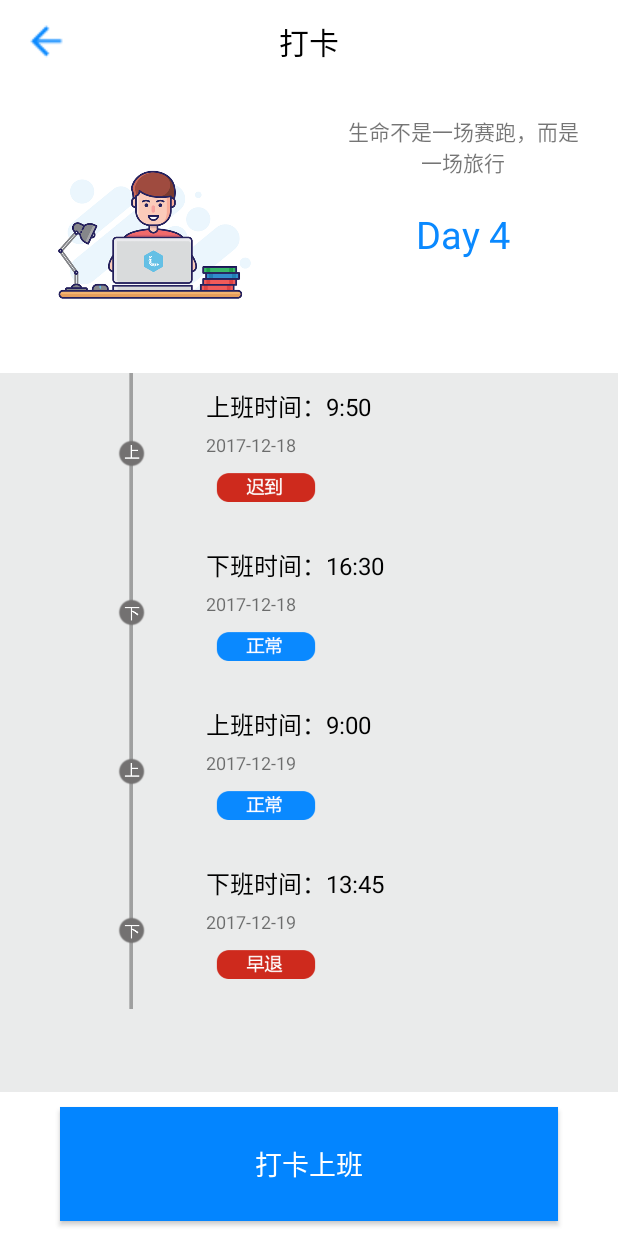
After one commit to gulico/watertest, an Android app: the PunchClockActivity screen opened directly, with no data from a screen before it, on a phone screen of 412 x 824 dp. The commit adds this screen. Run offline under Robolectric (Android 15) with nearby library versions, the phone set to English and light mode, and no system bars; libraries missing offline, so code that uses them is left out: org.litepal, org.litepal.crud; 2 statements that could not run were skipped.

Commit message:
客户端打卡

```diff
--- a/app/src/main/AndroidManifest.xml
+++ b/app/src/main/AndroidManifest.xml
@@ -56,7 +56,8 @@
         </activity>
         <activity android:name=".View.NewsActivity" />
         <activity android:name=".View.NewsDisplayActivity" />
-        <activity android:name=".View.AboutUsActivity"></activity>
+        <activity android:name=".View.AboutUsActivity" />
+        <activity android:name=".View.PunchClockActivity"></activity>
     </application>
 
 </manifest>
--- a/app/src/main/assets/litepal.xml
+++ b/app/src/main/assets/litepal.xml
@@ -1,8 +1,9 @@
 <?xml version="1.0" encoding="utf-8"?>
 <litepal>
     <dbname value="WaterQualityDataBean"></dbname>
-    <version value="3" ></version>
+    <version value="4"></version>
     <list>
-          <mapping class="com.example.wxy.watertest10.Bean.WaterQualityDataBean"> </mapping>
+        <mapping class="com.example.wxy.watertest10.Bean.WaterQualityDataBean"></mapping>
+        <mapping class="com.example.wxy.watertest10.Bean.PunchClockBean"></mapping>
     </list>
 </litepal>
--- /dev/null
+++ b/app/src/main/java/com/example/wxy/watertest10/Bean/PunchClockSimpleBean.java
@@ -0,0 +1,53 @@
+package com.example.wxy.watertest10.Bean;
+
+/**
+ * Created by WXY on 2017/12/20.
+ * 储存单个打卡信息用于recyclerview暂时储存
+ */
+
+public class PunchClockSimpleBean {
+    String Time = null;//时间
+    String TimeType = null;//上班或者下班
+    String WorkType = null;//迟到、早退或者正常
+    String Data = null;//日期
+
+    public PunchClockSimpleBean(String time, String timeType, String workType, String data) {
+        Time = time;
+        TimeType = timeType;
+        WorkType = workType;
+        Data = data;
+    }
+
+    public String getTime() {
+        return Time;
+    }
+
+    public String getTimeType() {
+        return TimeType;
+    }
+
+    public String getWorkType() {
+        return WorkType;
+    }
+
+    public String getData() {
+        return Data;
+    }
+
+    public void setTime(String time) {
+
+        Time = time;
+    }
+
+    public void setTimeType(String timeType) {
+        TimeType = timeType;
+    }
+
+    public void setWorkType(String workType) {
+        WorkType = workType;
+    }
+
+    public void setData(String data) {
+        Data = data;
+    }
+}
--- a/app/src/main/java/com/example/wxy/watertest10/View/MainActivity.java
+++ b/app/src/main/java/com/example/wxy/watertest10/View/MainActivity.java
@@ -87,6 +87,10 @@ public class MainActivity extends BaseActivity implements View.OnClickListener {
                     case R.id.sign_in://签到
                         Intent intent2 = new Intent(MainActivity.this,SignActivity.class);
                         startActivity(intent2);
+                        break;
+                    case R.id.timecard://打卡
+                        Intent intent4 = new Intent(MainActivity.this,PunchClockActivity.class);
+                        startActivity(intent4);
                         break;
                     case R.id.settings://设置
                         Intent intent1 = new Intent(MainActivity.this,SettingActivity.class);
--- /dev/null
+++ b/app/src/main/java/com/example/wxy/watertest10/View/PunchClockActivity.java
@@ -0,0 +1,173 @@
+package com.example.wxy.watertest10.View;
+
+import android.support.v7.app.AppCompatActivity;
+import android.os.Bundle;
+import android.support.v7.widget.LinearLayoutManager;
+import android.support.v7.widget.RecyclerView;
+import android.view.View;
+import android.widget.Button;
+import android.widget.ImageView;
+import android.widget.LinearLayout;
+
+import com.example.wxy.watertest10.Bean.BaseActivity;
+import com.example.wxy.watertest10.Bean.PunchClockBean;
+import com.example.wxy.watertest10.Bean.PunchClockSimpleBean;
+import com.example.wxy.watertest10.R;
+import com.example.wxy.watertest10.presenter.PunchClockAdapter;
+
+import org.litepal.LitePal;
+import org.litepal.crud.DataSupport;
+
+import android.text.format.Time;
+
+import java.text.SimpleDateFormat;
+import java.util.ArrayList;
+import java.util.List;
+
+public class PunchClockActivity extends BaseActivity implements View.OnClickListener {
+
+    private List<PunchClockSimpleBean> mPunchClockSilmpeList = new ArrayList<>();
+    ImageView back;
+    Button punch_btn;
+    int PUNCH_TYPE = 0;//0未上班打卡，1未下班打卡 ，2以下班
+    String today;
+    RecyclerView recyclerView;
+
+    @Override
+    protected void onCreate(Bundle savedInstanceState) {
+        super.onCreate(savedInstanceState);
+        setContentView(R.layout.activity_punch_clock);
+        initView();
+        initDate();
+        recyclerView = (RecyclerView) findViewById(R.id.recyclervView);
+        LinearLayoutManager layoutManager = new LinearLayoutManager(this);
+        recyclerView.setLayoutManager(layoutManager);
+        PunchClockAdapter adapter = new PunchClockAdapter(mPunchClockSilmpeList);
+        recyclerView.setAdapter(adapter);
+    }
+
+    public void initView() {//初始化布局
+        back = (ImageView) this.findViewById(R.id.back);
+        back.setOnClickListener(this);
+        punch_btn = (Button) this.findViewById(R.id.punch_btn);
+        punch_btn.setOnClickListener(this);
+        SimpleDateFormat sDateFormat = new SimpleDateFormat("yyyy-MM-dd");//获取今天的日期
+        today = sDateFormat.format(new java.util.Date());
+        List<PunchClockBean> punchClockBeens = DataSupport.where("Data = ?", today).find(PunchClockBean.class);
+        if (!punchClockBeens.isEmpty()) {//今天已经有打卡了
+            if (punchClockBeens.get(0).getGetOffTime() == null) {//还没有打卡下班
+                punch_btn.setText("打卡下班");
+                PUNCH_TYPE = 1;
+            } else {//已经打卡下班
+                PUNCH_TYPE = 2;
+                punch_btn.setText("辛苦了，好好休息");
+                punch_btn.setClickable(false);//禁用按钮
+            }
+        }
+    }
+
+    public void initDate() {
+        mPunchClockSilmpeList.clear();
+        PunchClockSimpleBean a1 = new PunchClockSimpleBean("9:50", "上班", "迟到", "2017-12-18");
+        mPunchClockSilmpeList.add(a1);
+        PunchClockSimpleBean b1 = new PunchClockSimpleBean("16:30", "下班", "正常", "2017-12-18");
+        mPunchClockSilmpeList.add(b1);
+        PunchClockSimpleBean a = new PunchClockSimpleBean("9:00", "上班", "正常", "2017-12-19");
+        mPunchClockSilmpeList.add(a);
+        PunchClockSimpleBean b = new PunchClockSimpleBean("13:45", "下班", "早退", "2017-12-19");
+        mPunchClockSilmpeList.add(b);
+        List<PunchClockBean> punchClockBeanList = DataSupport.findAll(PunchClockBean.class);
+        for(PunchClockBean punchClockBean:punchClockBeanList){
+            PunchClockSimpleBean x1 = new PunchClockSimpleBean(punchClockBean.getToWorkTime(), "上班", punchClockBean.getToWorkType(),punchClockBean.getData());
+            mPunchClockSilmpeList.add(x1);
+            if(punchClockBean.getGetOffTime()==null)
+                continue;
+            PunchClockSimpleBean x2 = new PunchClockSimpleBean(punchClockBean.getGetOffTime(), "下班", punchClockBean.getGetOffType(),punchClockBean.getData());
+            mPunchClockSilmpeList.add(x2);
+        }
+    }
+
+    @Override
+    public void onClick(View v) {
+        switch (v.getId()) {
+            case R.id.back:
+                finish();
+                break;
+            case R.id.punch_btn:
+                ClickPunchButton();
+                break;
+            default:
+        }
+    }
+
+    public void ClickPunchButton() {
+        switch (PUNCH_TYPE) {
+            case 0:
+                PUNCH_TYPE = 1;//点击之后已上班，未下班
+                PunchClockBean punchClockBean = new PunchClockBean();
+                punchClockBean.setData(today);
+                Time time = new Time();
+                time.setToNow();
+                int hour = time.hour;
+                int minute = time.minute;
+                String hourstr = null;
+                String minutestr = null;
+                if (hour > 9) {
+                    hourstr = hour + "";
+                } else {
+                    hourstr = "0" + hour;
+                }
+                if (minute > 9) {
+                    minutestr = hour + "";
+                } else {
+                    minutestr = "0" + hour;
+                }
+                punchClockBean.setToWorkTime(hourstr + ":" + minutestr);
+                if (hour > 9) {
+                    punchClockBean.setToWorkType("迟到");
+                } else {
+                    punchClockBean.setToWorkType("正常");
+                }
+                punchClockBean.setUsername("wangzi");
+                punchClockBean.save();
+                punch_btn.setText("打卡下班");
+                initDate();
+                PunchClockAdapter adapter = new PunchClockAdapter(mPunchClockSilmpeList);
+                recyclerView.setAdapter(adapter);
+                break;
+            case 1:
+                PUNCH_TYPE = 2;//已下班
+                punch_btn.setText("辛苦了，好好休息");
+                punch_btn.setClickable(false);//禁用按钮
+                PunchClockBean punchClockBean2 = new PunchClockBean();
+                Time time2 = new Time();
+                time2.setToNow();
+                int hour2 = time2.hour;
+                int minute2 = time2.minute;
+                String hourstr2 = null;
+                String minutestr2 = null;
+                if (hour2 > 9) {
+                    hourstr2 = hour2 + "";
+                } else {
+                    hourstr2 = "0" + hour2;
+                }
+                if (minute2 > 9) {
+                    minutestr2 = hour2 + "";
+                } else {
+                    minutestr2 = "0" + hour2;
+                }
+                punchClockBean2.setGetOffTime(hourstr2 + ":" + minutestr2);
+                if (hour2 > 17 && minute2 > 30) {
+                    punchClockBean2.setGetOffType("正常");
+                } else {
+                    punchClockBean2.setGetOffType("早退");
+                }
+                punchClockBean2.updateAll("Data = ? and username = ?",today,"wangzi");
+                initDate();
+                PunchClockAdapter adapter2 = new PunchClockAdapter(mPunchClockSilmpeList);
+                recyclerView.setAdapter(adapter2);
+                break;
+            default:
+        }
+    }
+}
--- /dev/null
+++ b/app/src/main/java/com/example/wxy/watertest10/presenter/PunchClockAdapter.java
@@ -0,0 +1,73 @@
+package com.example.wxy.watertest10.presenter;
+
+import android.support.v7.widget.RecyclerView;
+import android.view.LayoutInflater;
+import android.view.View;
+import android.view.ViewGroup;
+import android.widget.ImageView;
+import android.widget.TextView;
+
+import com.example.wxy.watertest10.Bean.PunchClockSimpleBean;
+import com.example.wxy.watertest10.R;
+
+import java.util.List;
+
+/**
+ * Created by WXY on 2017/12/20.
+ */
+
+public class PunchClockAdapter extends RecyclerView.Adapter<PunchClockAdapter.ViewHolder> {
+    private List<PunchClockSimpleBean> mPunchClockSilmpeList;
+
+    public class ViewHolder extends RecyclerView.ViewHolder {
+        ImageView TimeType_icon;//上班或者下班的图片
+        TextView Time;//时间
+        TextView Data;//日期
+        ImageView WorkType;//正常、迟到、早退
+
+        public ViewHolder(View itemView) {
+            super(itemView);
+            TimeType_icon = (ImageView) itemView.findViewById(R.id.TimeType_icon);
+            Time = (TextView) itemView.findViewById(R.id.Time);
+            Data = (TextView) itemView.findViewById(R.id.Data);
+            WorkType = (ImageView) itemView.findViewById(R.id.WorkType);
+        }
+    }
+
+    public PunchClockAdapter(List<PunchClockSimpleBean> PunchClockSilmpeList) {
+        mPunchClockSilmpeList = PunchClockSilmpeList;
+    }
+
+    @Override
+    public PunchClockAdapter.ViewHolder onCreateViewHolder(ViewGroup parent, int viewType) {
+        View view = LayoutInflater.from(parent.getContext()).inflate(R.layout.punchclock_middle_item, parent, false);
+        ViewHolder holder = new ViewHolder(view);
+        return holder;
+    }
+
+    @Override
+    public void onBindViewHolder(PunchClockAdapter.ViewHolder holder, int position) {
+        PunchClockSimpleBean punchClockSimpleBean = mPunchClockSilmpeList.get(position);
+        if (punchClockSimpleBean.getTimeType().equals("上班")) {
+            holder.TimeType_icon.setImageResource(R.drawable.towork_icon);
+            holder.Time.setText("上班时间：" + punchClockSimpleBean.getTime());
+        } else if (punchClockSimpleBean.getTimeType().equals("下班")) {
+            holder.TimeType_icon.setImageResource(R.drawable.getoff_icon);
+            holder.Time.setText("下班时间：" + punchClockSimpleBean.getTime());
+        }
+        holder.Data.setText(punchClockSimpleBean.getData());
+        if (punchClockSimpleBean.getWorkType().equals("正常")) {
+            holder.WorkType.setImageResource(R.drawable.type_noamal);
+        } else if (punchClockSimpleBean.getWorkType().equals("迟到")) {
+            holder.WorkType.setImageResource(R.drawable.type_late);
+        } else if (punchClockSimpleBean.getWorkType().equals("早退")) {
+            holder.WorkType.setImageResource(R.drawable.type_early);
+        }
+
+    }
+
+    @Override
+    public int getItemCount() {
+        return mPunchClockSilmpeList.size();
+    }
+}
--- /dev/null
+++ b/app/src/main/res/layout/activity_punch_clock.xml
@@ -0,0 +1,99 @@
+<?xml version="1.0" encoding="utf-8"?>
+<LinearLayout xmlns:android="http://schemas.android.com/apk/res/android"
+    xmlns:app="http://schemas.android.com/apk/res-auto"
+    xmlns:tools="http://schemas.android.com/tools"
+    android:layout_width="match_parent"
+    android:layout_height="match_parent"
+    android:orientation="vertical"
+    tools:context="com.example.wxy.watertest10.View.PunchClockActivity">
+
+    <android.support.v7.widget.Toolbar
+        android:layout_width="match_parent"
+        android:layout_height="?attr/actionBarSize"
+        android:background="@color/colorPrimary">
+
+        <TextView
+            android:layout_width="wrap_content"
+            android:layout_height="wrap_content"
+            android:layout_gravity="center"
+            android:text="打卡"
+            android:textColor="@color/colorTextTitle"
+            android:textSize="20sp" />
+
+        <ImageView
+            android:id="@+id/back"
+            android:layout_width="30sp"
+            android:layout_height="30sp"
+            android:layout_weight="0.02"
+            android:src="@mipmap/arrow_back"
+            android:tint="@color/colorTexthighLight" />
+    </android.support.v7.widget.Toolbar>
+
+    <TextView
+        android:layout_width="match_parent"
+        android:layout_height="1sp"
+        android:background="@color/colorPrimaryDark" />
+
+    <LinearLayout
+        android:layout_width="match_parent"
+        android:layout_height="0dp"
+        android:layout_weight="2"
+        android:background="@color/colorPrimary"
+        android:orientation="horizontal">
+
+        <ImageView
+            android:layout_width="0dp"
+            android:layout_height="match_parent"
+            android:layout_gravity="left"
+            android:layout_weight="1"
+            android:src="@drawable/punchclock_head" />
+
+        <LinearLayout
+            android:layout_width="0dp"
+            android:layout_height="match_parent"
+            android:layout_weight="1"
+            android:orientation="vertical">
+
+            <TextView
+                android:layout_width="wrap_content"
+                android:layout_height="wrap_content"
+                android:layout_margin="20dp"
+                android:gravity="center"
+                android:text="生命不是一场赛跑，而是一场旅行" />
+
+            <TextView
+                android:layout_width="wrap_content"
+                android:layout_height="wrap_content"
+                android:layout_gravity="center"
+                android:text="Day 4"
+                android:textColor="@color/colorTexthighLight"
+                android:textSize="25sp" />
+        </LinearLayout>
+    </LinearLayout>
+
+    <android.support.v7.widget.RecyclerView
+        android:id="@+id/recyclervView"
+        android:layout_width="match_parent"
+        android:layout_height="0dp"
+        android:layout_weight="5" />
+
+    <LinearLayout
+        android:layout_width="match_parent"
+        android:layout_height="0dp"
+        android:layout_weight="1"
+        android:background="@color/colorPrimaryDark">
+
+        <Button
+            android:id="@+id/punch_btn"
+            android:layout_width="match_parent"
+            android:layout_height="match_parent"
+            android:layout_marginBottom="10dp"
+            android:layout_marginLeft="40dp"
+            android:layout_marginRight="40dp"
+            android:layout_marginTop="10dp"
+            android:background="@color/colorButtonHit"
+            android:text="打卡上班"
+            android:textColor="@color/colorTextWhite"
+            android:textSize="18sp" />
+    </LinearLayout>
+</LinearLayout>
--- /dev/null
+++ b/app/src/main/res/layout/punchclock_middle_item.xml
@@ -0,0 +1,47 @@
+<?xml version="1.0" encoding="utf-8"?>
+<LinearLayout xmlns:android="http://schemas.android.com/apk/res/android"
+    android:layout_width="match_parent"
+    android:layout_height="wrap_content"
+    android:orientation="horizontal">
+
+    <LinearLayout
+        android:layout_width="0dp"
+        android:layout_height="match_parent"
+        android:layout_weight="1"
+        android:orientation="vertical">
+        <ImageView
+            android:id="@+id/TimeType_icon"
+            android:layout_width="wrap_content"
+            android:layout_height="wrap_content"
+            android:src="@drawable/towork_icon"
+            android:layout_gravity="right"/>
+    </LinearLayout>
+
+    <LinearLayout
+        android:layout_width="0dp"
+        android:layout_height="wrap_content"
+        android:layout_weight="2"
+        android:orientation="vertical"
+        android:paddingTop="10dp"
+        android:paddingBottom="10dp">
+        <TextView
+            android:id="@+id/Time"
+            android:layout_width="wrap_content"
+            android:layout_height="wrap_content"
+            android:textSize="16sp"
+            android:textColor="@color/black"
+            android:text="上班时间：09:00"/>
+        <TextView
+            android:id="@+id/Data"
+            android:layout_width="wrap_content"
+            android:layout_height="wrap_content"
+            android:textSize="12sp"
+            android:layout_marginTop="5dp"
+            android:text="2017-12-21"/>
+        <ImageView
+            android:id="@+id/WorkType"
+            android:layout_width="80dp"
+            android:layout_height="40dp"
+            android:src="@drawable/type_noamal"/>
+    </LinearLayout>
+</LinearLayout>
--- a/app/src/main/res/menu/nav_menu.xml
+++ b/app/src/main/res/menu/nav_menu.xml
@@ -5,6 +5,11 @@
             android:id="@+id/sign_in"
             android:icon="@mipmap/sign_in"
             android:title="签到"/>
+        <item
+            android:id="@+id/timecard"
+            android:icon="@mipmap/timecard_icon"
+            android:title="打卡"
+            />
         <item
             android:id="@+id/settings"
             android:icon="@mipmap/settings"
--- a/app/src/main/res/values/colors.xml
+++ b/app/src/main/res/values/colors.xml
@@ -8,6 +8,7 @@
     <color name="colorButtonHit">#0385ff</color>
     <color name="colorTextTitle">#000000</color>
     <color name="colorTextHit">#9b9b9b</color>
+    <color name="colorTextWhite">#ffffff</color>
     <color name="colorTextContent">#a9a9a9</color>
     <color name="colorLine">#d5d5d5</color>
     <color name="white">#ffffff</color>
```
Also changed, not shown: app/src/main/java/com/example/wxy/watertest10/Bean/PunchClockBean.java (added, +65 -0 lines), app/src/main/res/drawable/getoff_icon.png (added), app/src/main/res/drawable/punchclock_head.png (added), app/src/main/res/drawable/towork_icon.png (added), app/src/main/res/drawable/type_early.png (added), app/src/main/res/drawable/type_late.png (added), app/src/main/res/drawable/type_noamal.png (added), app/src/main/res/mipmap-xxxhdpi/timecard_icon.png (added).
